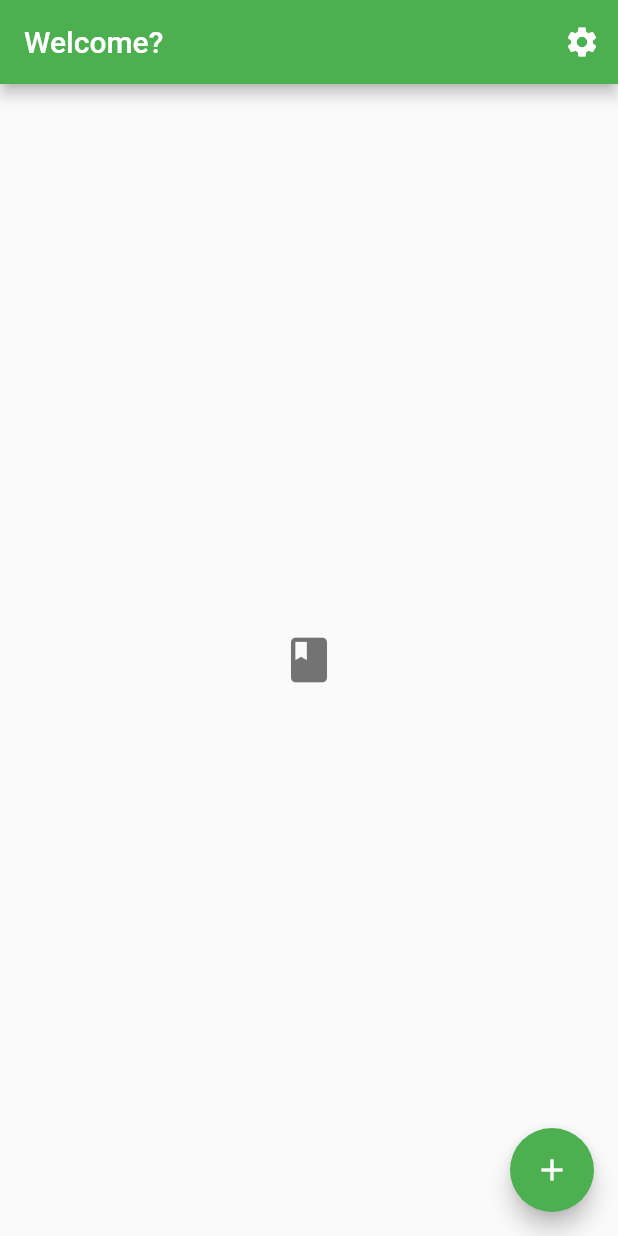
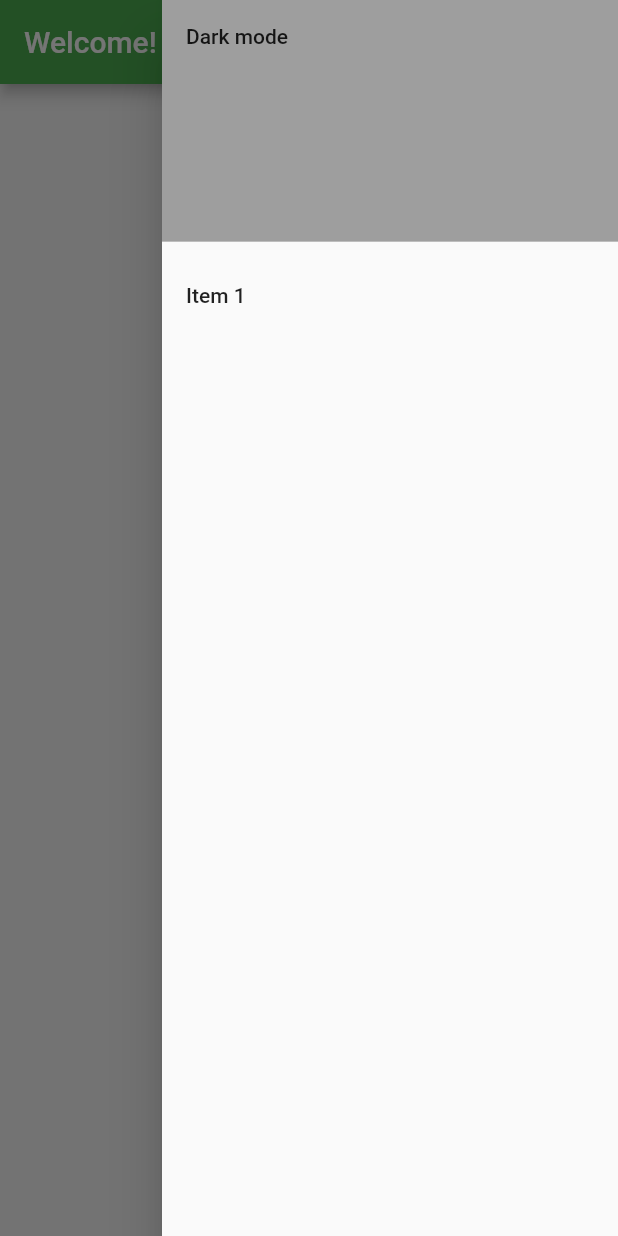
Before and after one commit to arizala13/project_4, a Flutter app: the screen it shows after launch, with the side drawer open (before the commit the screen has no drawer), on a phone screen of 412 x 824 dp. Run offline on Flutter 3.47's test engine with Material 2 defaults, Android fonts, the phone set to English and light mode, and no system bars.

Commit message:
Working on adding dark mode

```diff
--- a/lib/main.dart
+++ b/lib/main.dart
@@ -11,7 +11,7 @@ class MyApp extends StatelessWidget {
         theme: ThemeData(
           primarySwatch: Colors.green,
         ),
-        home: MyHomePage(title: 'Welcome?'),
+        home: MyHomePage(title: 'Welcome!'),
       ),
     );
   }
@@ -28,27 +28,11 @@ class MyHomePage extends StatefulWidget {
 
 class _MyHomePageState extends State<MyHomePage> {
 
-// This can be used to make a new jorunal entry
-  void _newJournalEntry() {
-    setState(() {
-      //_counter++;
-    });
-  }
-
   @override
   Widget build(BuildContext context) {
     return Scaffold(
-      appBar: AppBar(
-        title: Text(widget.title),
-        actions: <Widget>[
-          IconButton(
-            icon: Icon(Icons.settings),
-            onPressed: () {},
-            ),
-        ]
-          ),
-      body: Center(
-        child: Column(
+      appBar: AppBar(title: Text('Welcome!')),
+      body: Center(child: Column(
           mainAxisAlignment: MainAxisAlignment.center,
           children: <Widget>[
             Icon(
@@ -57,13 +41,29 @@ class _MyHomePageState extends State<MyHomePage> {
               size: 36.0,
               ),
           ],
+        ),),
+      endDrawer: Drawer(
+        child: ListView(
+          children: <Widget>[
+            DrawerHeader(
+              child: Text('Dark mode'),
+              decoration: BoxDecoration(
+                color: Colors.grey,
+              ),
+            ),
+            ListTile(
+              title: Text('Item 1'),
+              onTap: () {
+                testing();
+              },
+            ),
+          ],
         ),
-      ),
-      floatingActionButton: FloatingActionButton(
-        onPressed: _newJournalEntry,
-        tooltip: 'New Journal Entry',
-        child: Icon(Icons.add),
       ),
     );
   }
+
+  void testing(){
+  print('dark mode tapped!');
+  }
 }
```
